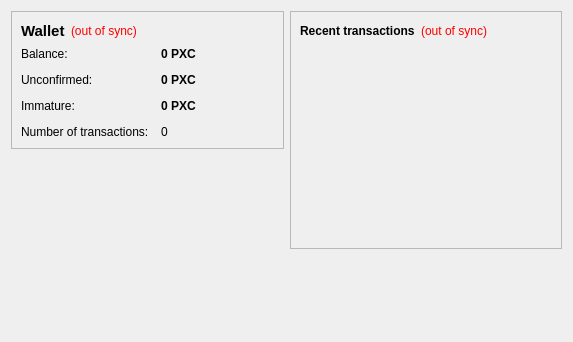
ghostlander/Phoenixcoin-v0.7, file src/qt/forms/overviewpage.ui: the form before one commit.
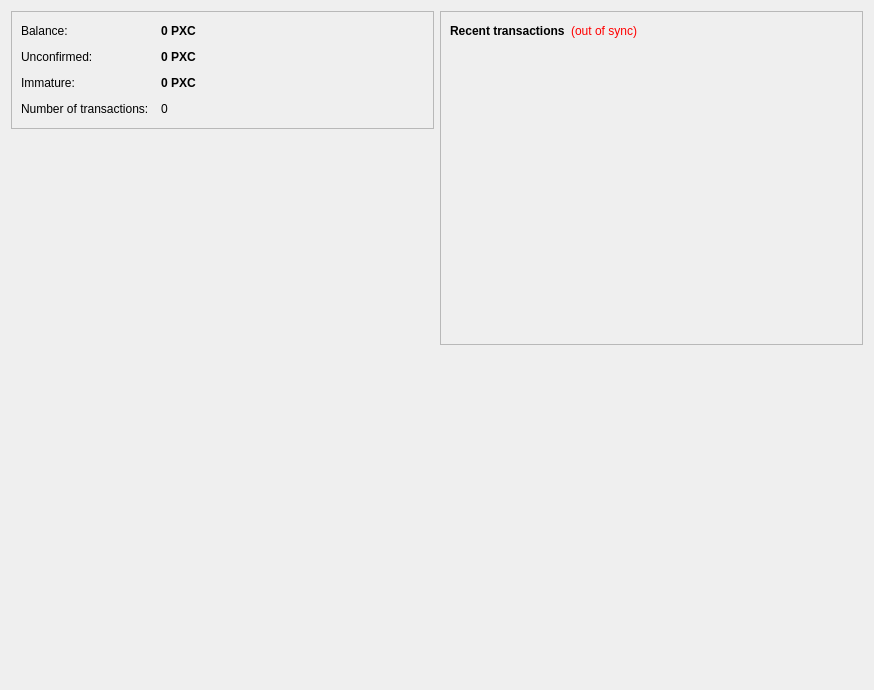
The form after the commit. Icons and pictures are not drawn.

What changed in the file:
```diff
--- a/src/qt/forms/overviewpage.ui
+++ b/src/qt/forms/overviewpage.ui
@@ -6,8 +6,8 @@
    <rect>
     <x>0</x>
     <y>0</y>
-    <width>573</width>
-    <height>342</height>
+    <width>874</width>
+    <height>690</height>
    </rect>
   </property>
   <property name="windowTitle">
@@ -25,53 +25,6 @@
         <enum>QFrame::Raised</enum>
        </property>
        <layout class="QVBoxLayout" name="verticalLayout_4">
-        <item>
-         <layout class="QHBoxLayout" name="horizontalLayout_4">
-          <item>
-           <widget class="QLabel" name="label_5">
-            <property name="font">
-             <font>
-              <pointsize>11</pointsize>
-              <weight>75</weight>
-              <bold>true</bold>
-             </font>
-            </property>
-            <property name="text">
-             <string>Wallet</string>
-            </property>
-           </widget>
-          </item>
-          <item>
-           <widget class="QLabel" name="labelWalletStatus">
-            <property name="toolTip">
-             <string>The displayed information may be out of date. Your wallet automatically synchronizes with the Phoenixcoin network after a connection is established, but this process has not completed yet.</string>
-            </property>
-            <property name="styleSheet">
-             <string notr="true">QLabel { color: red; }</string>
-            </property>
-            <property name="text">
-             <string notr="true">(out of sync)</string>
-            </property>
-            <property name="alignment">
-             <set>Qt::AlignLeading|Qt::AlignLeft|Qt::AlignVCenter</set>
-            </property>
-           </widget>
-          </item>
-          <item>
-           <spacer name="horizontalSpacer_2">
-            <property name="orientation">
-             <enum>Qt::Horizontal</enum>
-            </property>
-            <property name="sizeHint" stdset="0">
-             <size>
-              <width>40</width>
-              <height>20</height>
-             </size>
-            </property>
-           </spacer>
-          </item>
-         </layout>
-        </item>
         <item>
          <layout class="QFormLayout" name="formLayout_2">
           <property name="fieldGrowthPolicy">
@@ -83,6 +36,12 @@
           <property name="verticalSpacing">
            <number>12</number>
           </property>
+          <property name="topMargin">
+           <number>3</number>
+          </property>
+          <property name="bottomMargin">
+           <number>3</number>
+          </property>
           <item row="0" column="0">
            <widget class="QLabel" name="label">
             <property name="text">
@@ -189,6 +148,43 @@
        </layout>
       </widget>
      </item>
+     <item alignment="Qt::AlignHCenter|Qt::AlignTop">
+      <widget class="QLabel" name="phoenix">
+       <property name="enabled">
+        <bool>true</bool>
+       </property>
+       <property name="sizePolicy">
+        <sizepolicy hsizetype="Fixed" vsizetype="Fixed">
+         <horstretch>0</horstretch>
+         <verstretch>0</verstretch>
+        </sizepolicy>
+       </property>
+       <property name="minimumSize">
+        <size>
+         <width>300</width>
+         <height>300</height>
+        </size>
+       </property>
+       <property name="maximumSize">
+        <size>
+         <width>300</width>
+         <height>300</height>
+        </size>
+       </property>
+       <property name="baseSize">
+        <size>
+         <width>300</width>
+         <height>300</height>
+        </size>
+       </property>
+       <property name="styleSheet">
+        <string notr="true">image: url(:/images/phoenix);</string>
+       </property>
+       <property name="text">
+        <string/>
+       </property>
+      </widget>
+     </item>
      <item>
       <spacer name="verticalSpacer">
        <property name="orientation">
```
Left out of the diff: 13 changed lines with no effect on the pictures.
